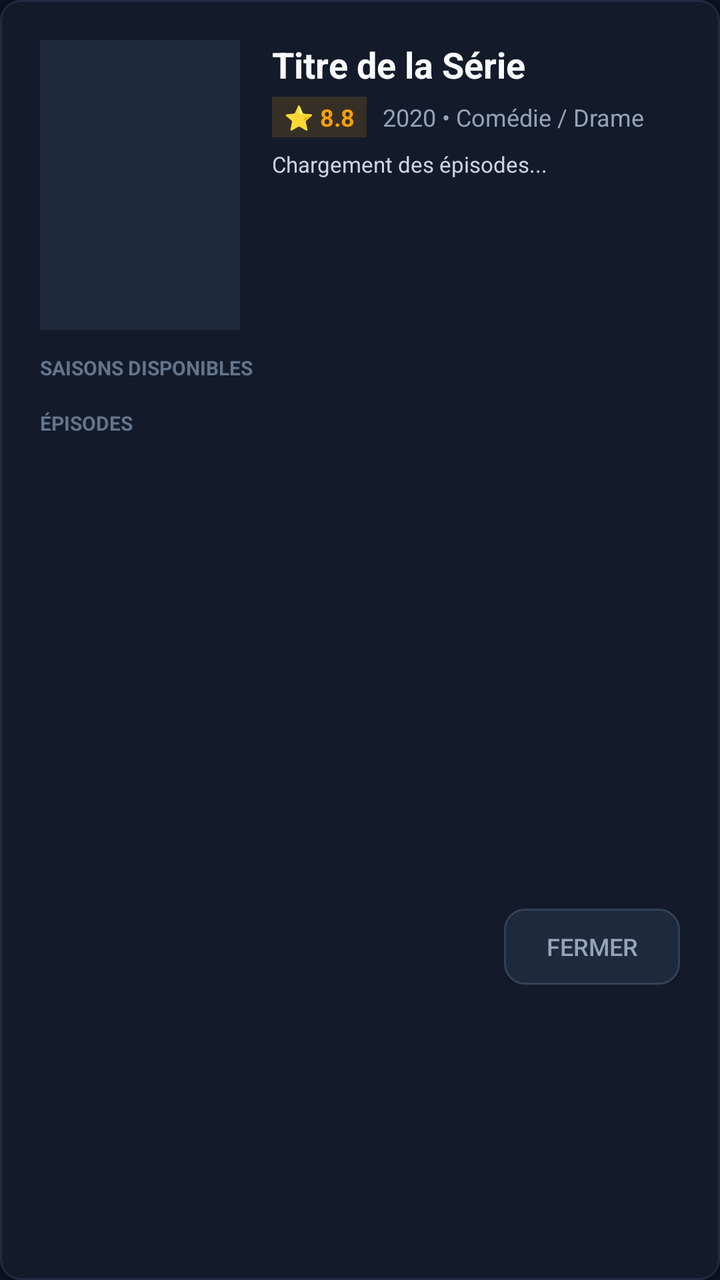
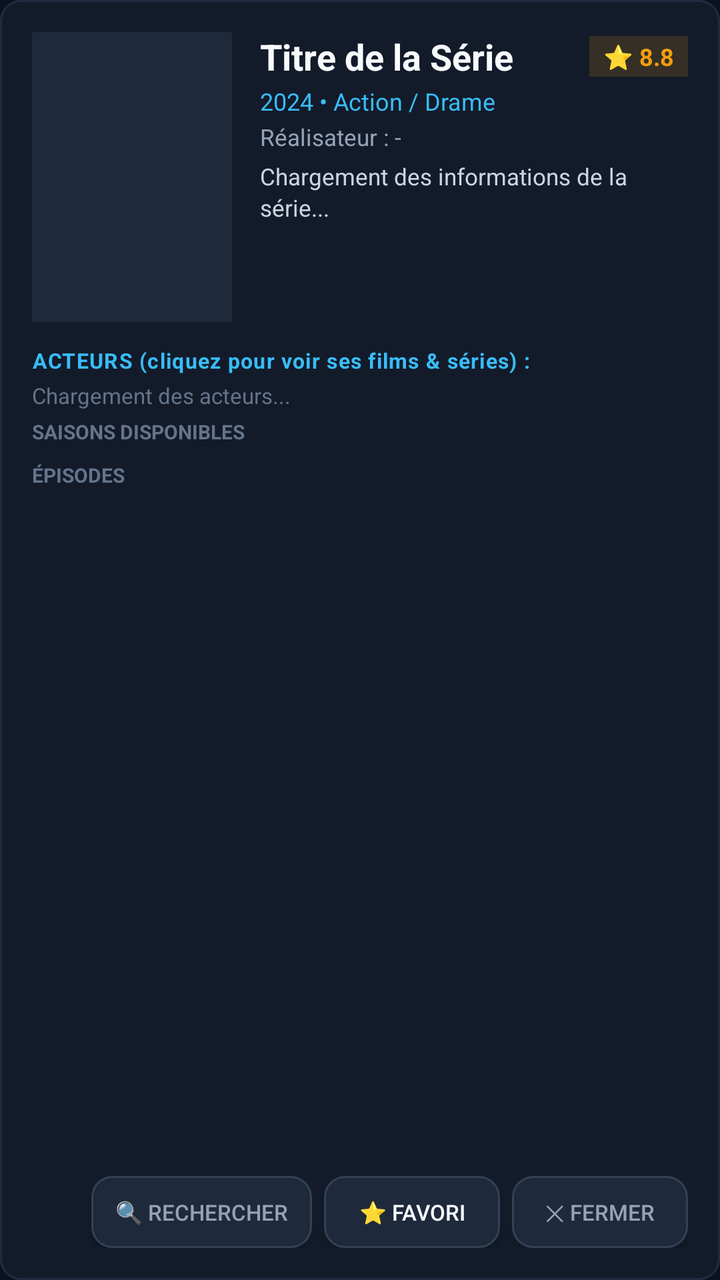

The first picture is an Android layout as it rendered before a commit; the second is the same layout after the commit. The layout source and the unified diff follow.
<!-- AndroidManifest.xml: application theme AppTheme.NoActionBar -->
<!-- res/layout/dialog_series_detail.xml -->
<?xml version="1.0" encoding="utf-8"?>
<LinearLayout xmlns:android="http://schemas.android.com/apk/res/android"
    android:layout_width="match_parent"
    android:layout_height="wrap_content"
    android:minWidth="700dp"
    android:maxWidth="900dp"
    android:orientation="vertical"
    android:background="@drawable/bg_card"
    android:padding="20dp">

    
    <LinearLayout
        android:layout_width="match_parent"
        android:layout_height="wrap_content"
        android:orientation="horizontal"
        android:paddingBottom="12dp">

        <ImageView
            android:id="@+id/iv_series_cover"
            android:layout_width="100dp"
            android:layout_height="145dp"
            android:scaleType="centerCrop"
            android:background="#1E293B"
            android:layout_marginEnd="16dp" />

        <LinearLayout
            android:layout_width="0dp"
            android:layout_height="wrap_content"
            android:layout_weight="1"
            android:orientation="vertical">

            <TextView
                android:id="@+id/tv_series_title"
                android:layout_width="match_parent"
                android:layout_height="wrap_content"
                android:text="Titre de la Série"
                android:textColor="#F8FAFC"
                android:textSize="18sp"
                android:textStyle="bold"
                android:maxLines="2"
                android:ellipsize="end" />

            <LinearLayout
                android:layout_width="match_parent"
                android:layout_height="wrap_content"
                android:orientation="horizontal"
                android:gravity="center_vertical"
                android:layout_marginTop="4dp">

                <TextView
                    android:id="@+id/tv_series_rating"
                    android:layout_width="wrap_content"
                    android:layout_height="wrap_content"
                    android:text="⭐ 8.8"
                    android:textColor="#F59E0B"
                    android:textSize="12sp"
                    android:textStyle="bold"
                    android:paddingStart="6dp"
                    android:paddingEnd="6dp"
                    android:paddingTop="2dp"
                    android:paddingBottom="2dp"
                    android:background="#26F59E0B"
                    android:layout_marginEnd="8dp" />

                <TextView
                    android:id="@+id/tv_series_meta"
                    android:layout_width="wrap_content"
                    android:layout_height="wrap_content"
                    android:text="2020 • Comédie / Drame"
                    android:textColor="#94A3B8"
                    android:textSize="12sp" />

            </LinearLayout>

            <TextView
                android:id="@+id/tv_series_plot"
                android:layout_width="match_parent"
                android:layout_height="wrap_content"
                android:layout_marginTop="6dp"
                android:textColor="#CBD5E1"
                android:textSize="11sp"
                android:maxLines="3"
                android:ellipsize="end"
                android:text="Chargement des épisodes..." />

        </LinearLayout>

    </LinearLayout>

    
    <TextView
        android:layout_width="wrap_content"
        android:layout_height="wrap_content"
        android:text="SAISONS DISPONIBLES"
        android:textColor="#64748B"
        android:textSize="10sp"
        android:textStyle="bold"
        android:paddingBottom="4dp" />

    <HorizontalScrollView
        android:id="@+id/scroll_seasons"
        android:layout_width="match_parent"
        android:layout_height="wrap_content"
        android:scrollbars="none"
        android:paddingBottom="10dp">

        <LinearLayout
            android:id="@+id/layout_seasons"
            android:layout_width="wrap_content"
            android:layout_height="wrap_content"
            android:orientation="horizontal" />

    </HorizontalScrollView>

    
    <TextView
        android:id="@+id/tv_episodes_header"
        android:layout_width="wrap_content"
        android:layout_height="wrap_content"
        android:text="ÉPISODES"
        android:textColor="#64748B"
        android:textSize="10sp"
        android:textStyle="bold"
        android:paddingBottom="4dp" />

    <androidx.recyclerview.widget.RecyclerView
        android:id="@+id/recycler_episodes"
        android:layout_width="match_parent"
        android:layout_height="220dp"
        android:scrollbars="vertical" />

    
    <LinearLayout
        android:layout_width="match_parent"
        android:layout_height="wrap_content"
        android:orientation="horizontal"
        android:gravity="end"
        android:layout_marginTop="12dp">

        <Button
            android:id="@+id/btn_close_series"
            android:layout_width="wrap_content"
            android:layout_height="38dp"
            android:text="Fermer"
            android:textColor="#94A3B8"
            android:textSize="12sp"
            android:background="@drawable/bg_button_selector"
            android:paddingStart="20dp"
            android:paddingEnd="20dp"
            android:focusable="true" />

    </LinearLayout>

</LinearLayout>
<!-- resources referenced by this layout -->
<resources>
  <!-- drawable bg_button_selector (drawable) -->
  <?xml version="1.0" encoding="utf-8"?>
  <selector xmlns:android="http://schemas.android.com/apk/res/android">
      <item android:state_focused="true">
          <shape android:shape="rectangle">
              <solid android:color="#0284C7" />
              <corners android:radius="10dp" />
              <stroke android:width="3dp" android:color="#FFFFFF" />
          </shape>
      </item>
      <item android:state_pressed="true">
          <shape android:shape="rectangle">
              <solid android:color="#0369A1" />
              <corners android:radius="10dp" />
              <stroke android:width="2dp" android:color="#38BDF8" />
          </shape>
      </item>
      <item>
          <shape android:shape="rectangle">
              <solid android:color="#1E293B" />
              <corners android:radius="10dp" />
              <stroke android:width="1dp" android:color="#334155" />
          </shape>
      </item>
  </selector>
  <!-- drawable bg_card (drawable) -->
  <?xml version="1.0" encoding="utf-8"?>
  <shape xmlns:android="http://schemas.android.com/apk/res/android"
      android:shape="rectangle">
      <solid android:color="#131B2A" />
      <corners android:radius="10dp" />
      <stroke android:width="1dp" android:color="#1F2B40" />
  </shape>
  <style name="AppTheme.NoActionBar" parent="Theme.AppCompat.NoActionBar">
          <item name="windowActionBar">false</item>
          <item name="windowNoTitle">true</item>
          <item name="android:windowBackground">#0B111E</item>
          <item name="android:textColor">#F8FAFC</item>
          <item name="alertDialogTheme">@style/DarkAlertDialogTheme</item>
      </style>
  <style name="DarkAlertDialogTheme" parent="Theme.AppCompat.Dialog.Alert">
          <item name="android:background">#131B2A</item>
          <item name="android:textColorPrimary">#F8FAFC</item>
          <item name="android:textColorSecondary">#94A3B8</item>
          <item name="colorAccent">#38BDF8</item>
      </style>
</resources>

<!-- the commit's change to res/layout/dialog_series_detail.xml (unified diff, before → after) -->
@@ -1,19 +1,19 @@
 <?xml version="1.0" encoding="utf-8"?>
 <LinearLayout xmlns:android="http://schemas.android.com/apk/res/android"
+    android:id="@+id/dialog_series_root"
     android:layout_width="match_parent"
-    android:layout_height="wrap_content"
-    android:minWidth="700dp"
-    android:maxWidth="900dp"
+    android:layout_height="match_parent"
     android:orientation="vertical"
     android:background="@drawable/bg_card"
-    android:padding="20dp">
+    android:padding="16dp">
 
     
     <LinearLayout
+        android:id="@+id/layout_series_header"
         android:layout_width="match_parent"
         android:layout_height="wrap_content"
         android:orientation="horizontal"
-        android:paddingBottom="12dp">
+        android:paddingBottom="8dp">
 
         <ImageView
             android:id="@+id/iv_series_cover"
@@ -21,7 +21,7 @@
             android:layout_height="145dp"
             android:scaleType="centerCrop"
             android:background="#1E293B"
-            android:layout_marginEnd="16dp" />
+            android:layout_marginEnd="14dp" />
 
         <LinearLayout
             android:layout_width="0dp"
@@ -29,23 +29,24 @@
             android:layout_weight="1"
             android:orientation="vertical">
 
-            <TextView
-                android:id="@+id/tv_series_title"
-                android:layout_width="match_parent"
-                android:layout_height="wrap_content"
-                android:text="Titre de la Série"
-                android:textColor="#F8FAFC"
-                android:textSize="18sp"
-                android:textStyle="bold"
-                android:maxLines="2"
-                android:ellipsize="end" />
-
+            
             <LinearLayout
                 android:layout_width="match_parent"
                 android:layout_height="wrap_content"
                 android:orientation="horizontal"
-                android:gravity="center_vertical"
-                android:layout_marginTop="4dp">
+                android:gravity="center_vertical">
+
+                <TextView
+                    android:id="@+id/tv_series_title"
+                    android:layout_width="0dp"
+                    android:layout_height="wrap_content"
+                    android:layout_weight="1"
+                    android:text="Titre de la Série"
+                    android:textColor="#F8FAFC"
+                    android:textSize="18sp"
+                    android:textStyle="bold"
+                    android:maxLines="2"
+                    android:ellipsize="end" />
 
                 <TextView
                     android:id="@+id/tv_series_rating"
@@ -55,37 +56,113 @@
                     android:textColor="#F59E0B"
                     android:textSize="12sp"
                     android:textStyle="bold"
-                    android:paddingStart="6dp"
-                    android:paddingEnd="6dp"
+                    android:paddingStart="7dp"
+                    android:paddingEnd="7dp"
                     android:paddingTop="2dp"
                     android:paddingBottom="2dp"
                     android:background="#26F59E0B"
-                    android:layout_marginEnd="8dp" />
+                    android:layout_marginStart="6dp" />
+
+            </LinearLayout>
+
+            
+            <TextView
+                android:id="@+id/tv_series_meta"
+                android:layout_width="wrap_content"
+                android:layout_height="wrap_content"
+                android:text="2024 • Action / Drame"
+                android:textColor="#38BDF8"
+                android:textSize="12sp"
+                android:layout_marginTop="2dp" />
+
+            
+            <TextView
+                android:id="@+id/tv_series_director"
+                android:layout_width="match_parent"
+                android:layout_height="wrap_content"
+                android:layout_marginTop="2dp"
+                android:textColor="#94A3B8"
+                android:textSize="11.5sp"
+                android:text="Réalisateur : -"
+                android:maxLines="1"
+                android:ellipsize="end" />
+
+            
+            <ScrollView
+                android:layout_width="match_parent"
+                android:layout_height="55dp"
+                android:layout_marginTop="4dp"
+                android:scrollbars="vertical">
 
                 <TextView
-                    android:id="@+id/tv_series_meta"
-                    android:layout_width="wrap_content"
+                    android:id="@+id/tv_series_plot"
+                    android:layout_width="match_parent"
                     android:layout_height="wrap_content"
-                    android:text="2020 • Comédie / Drame"
-                    android:textColor="#94A3B8"
-                    android:textSize="12sp" />
-
-            </LinearLayout>
+                    android:textColor="#CBD5E1"
+                    android:textSize="11.5sp"
+                    android:lineSpacingExtra="2dp"
+                    android:text="Chargement des informations de la série..." />
+
+            </ScrollView>
+
+        </LinearLayout>
+
+    </LinearLayout>
+
+    
+    <TextView
+        android:layout_width="wrap_content"
+        android:layout_height="wrap_content"
+        android:layout_marginTop="4dp"
+        android:text="ACTEURS (cliquez pour voir ses films &amp; séries) :"
+        android:textColor="#38BDF8"
+        android:textSize="10.5sp"
+        android:textStyle="bold"
+        android:letterSpacing="0.04" />
+
+    <HorizontalScrollView
+        android:id="@+id/hsv_series_actors"
+        android:layout_width="match_parent"
+        android:layout_height="wrap_content"
+        android:layout_marginTop="3dp"
+        android:scrollbars="none">
+
+        <LinearLayout
+            android:id="@+id/layout_series_actors_container"
+            android:layout_width="wrap_content"
+            android:layout_height="wrap_content"
+            android:orientation="horizontal"
+            android:gravity="center_vertical">
 
             <TextView
-                android:id="@+id/tv_series_plot"
-                android:layout_width="match_parent"
-                android:layout_height="wrap_content"
-                android:layout_marginTop="6dp"
-                android:textColor="#CBD5E1"
+                android:id="@+id/tv_series_cast"
+                android:layout_width="wrap_content"
+                android:layout_height="wrap_content"
+                android:textColor="#64748B"
                 android:textSize="11sp"
-                android:maxLines="3"
-                android:ellipsize="end"
-                android:text="Chargement des épisodes..." />
+                android:text="Chargement des acteurs..." />
 
         </LinearLayout>
 
-    </LinearLayout>
+    </HorizontalScrollView>
+
+    
+    <Button
+        android:id="@+id/btn_resume_series"
+        android:layout_width="match_parent"
+        android:layout_height="36dp"
+        android:layout_marginTop="6dp"
+        android:layout_marginBottom="4dp"
+        android:text="▶ Reprendre : Épisode 1 (00:00)"
+        android:textColor="#FFFFFF"
+        android:textSize="11.5sp"
+        android:textStyle="bold"
+        android:background="@drawable/bg_button_selector"
+        android:paddingStart="12dp"
+        android:paddingEnd="12dp"
+        android:gravity="start|center_vertical"
+        android:visibility="gone"
+        android:focusable="true" />
 
     
     <TextView
@@ -95,14 +172,15 @@
         android:textColor="#64748B"
         android:textSize="10sp"
         android:textStyle="bold"
-        android:paddingBottom="4dp" />
+        android:paddingBottom="2dp"
+        android:layout_marginTop="4dp" />
 
     <HorizontalScrollView
         android:id="@+id/scroll_seasons"
         android:layout_width="match_parent"
         android:layout_height="wrap_content"
         android:scrollbars="none"
-        android:paddingBottom="10dp">
+        android:paddingBottom="6dp">
 
         <LinearLayout
             android:id="@+id/layout_seasons"
@@ -121,12 +199,15 @@
         android:textColor="#64748B"
         android:textSize="10sp"
         android:textStyle="bold"
-        android:paddingBottom="4dp" />
-
+        android:paddingBottom="2dp" />
+
+    
     <androidx.recyclerview.widget.RecyclerView
         android:id="@+id/recycler_episodes"
         android:layout_width="match_parent"
-        android:layout_height="220dp"
+        android:layout_height="0dp"
+        android:layout_weight="1"
+        android:minHeight="120dp"
         android:scrollbars="vertical" />
 
     
@@ -134,19 +215,45 @@
         android:layout_width="match_parent"
         android:layout_height="wrap_content"
         android:orientation="horizontal"
-        android:gravity="end"
-        android:layout_marginTop="12dp">
+        android:gravity="end|center_vertical"
+        android:layout_marginTop="8dp">
+
+        <Button
+            android:id="@+id/btn_search_series_actor"
+            android:layout_width="wrap_content"
+            android:layout_height="36dp"
+            android:text="🔍 Rechercher"
+            android:textColor="#94A3B8"
+            android:textSize="11sp"
+            android:background="@drawable/bg_button_selector"
+            android:paddingStart="12dp"
+            android:paddingEnd="12dp"
+            android:layout_marginEnd="6dp"
+            android:focusable="true" />
+
+        <Button
+            android:id="@+id/btn_fav_series"
+            android:layout_width="wrap_content"
+            android:layout_height="36dp"
+            android:text="⭐ Favori"
+            android:textColor="#F8FAFC"
+            android:textSize="11sp"
+            android:background="@drawable/bg_button_selector"
+            android:paddingStart="12dp"
+            android:paddingEnd="12dp"
+            android:layout_marginEnd="6dp"
+            android:focusable="true" />
 
         <Button
             android:id="@+id/btn_close_series"
             android:layout_width="wrap_content"
-            android:layout_height="38dp"
-            android:text="Fermer"
+            android:layout_height="36dp"
+            android:text="✕ Fermer"
             android:textColor="#94A3B8"
-            android:textSize="12sp"
+            android:textSize="11sp"
             android:background="@drawable/bg_button_selector"
-            android:paddingStart="20dp"
-            android:paddingEnd="20dp"
+            android:paddingStart="14dp"
+            android:paddingEnd="14dp"
             android:focusable="true" />
 
     </LinearLayout>
